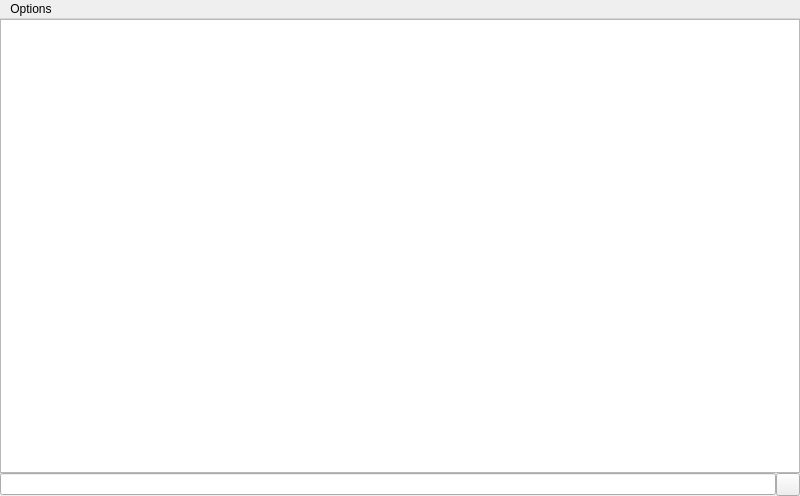
Qt form singleplaylistview.ui (gidzzz/openmediaplayer) before a commit.
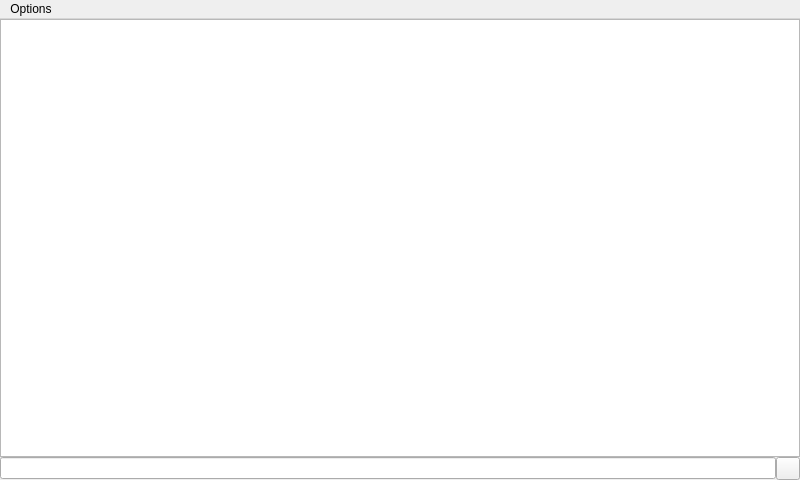
The same form after that commit. Custom widgets are drawn as their Qt base class.

The edit to the form file:
```diff
--- a/singleplaylistview.ui
+++ b/singleplaylistview.ui
@@ -7,15 +7,15 @@
     <x>0</x>
     <y>0</y>
     <width>800</width>
-    <height>496</height>
+    <height>480</height>
    </rect>
   </property>
   <widget class="QWidget" name="centralWidget">
    <widget class="NowPlayingIndicator" name="indicator" native="true">
     <property name="geometry">
      <rect>
-      <x>970</x>
-      <y>470</y>
+      <x>680</x>
+      <y>380</y>
       <width>112</width>
       <height>70</height>
      </rect>
@@ -66,11 +66,7 @@
         <widget class="QLineEdit" name="searchEdit"/>
        </item>
        <item>
-        <widget class="QToolButton" name="searchHideButton">
-         <property name="text">
-          <string/>
-         </property>
-        </widget>
+        <widget class="QToolButton" name="searchHideButton"/>
        </item>
       </layout>
      </widget>
```
Left out of the diff: 4 changed lines with no effect on the pictures.
